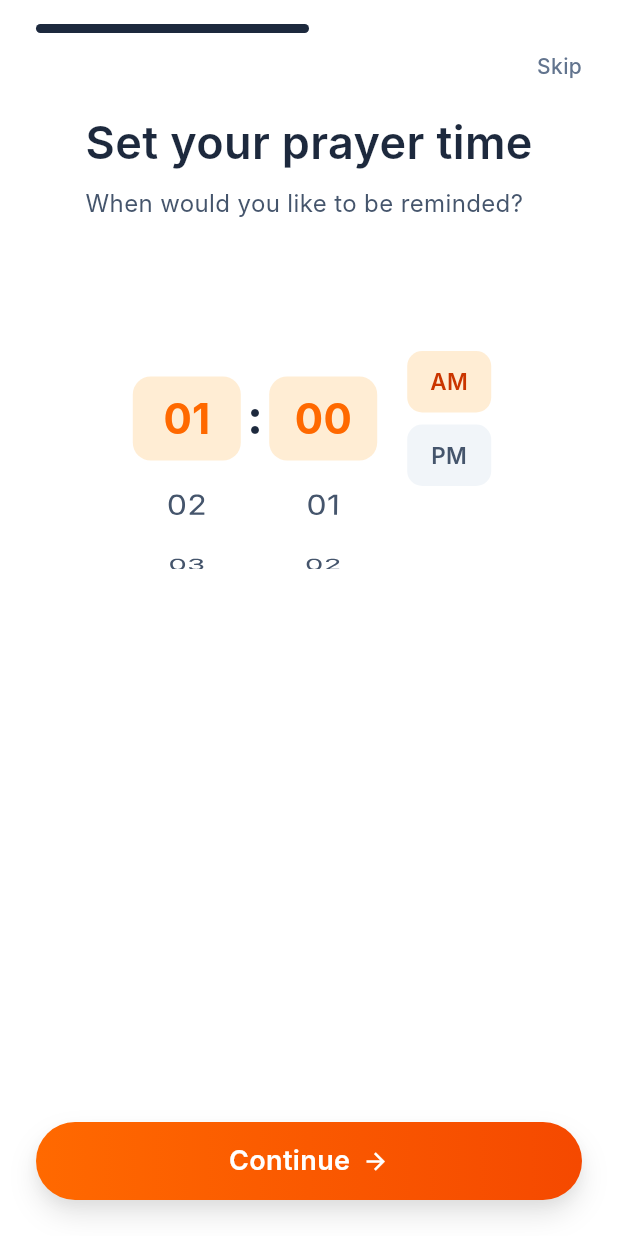
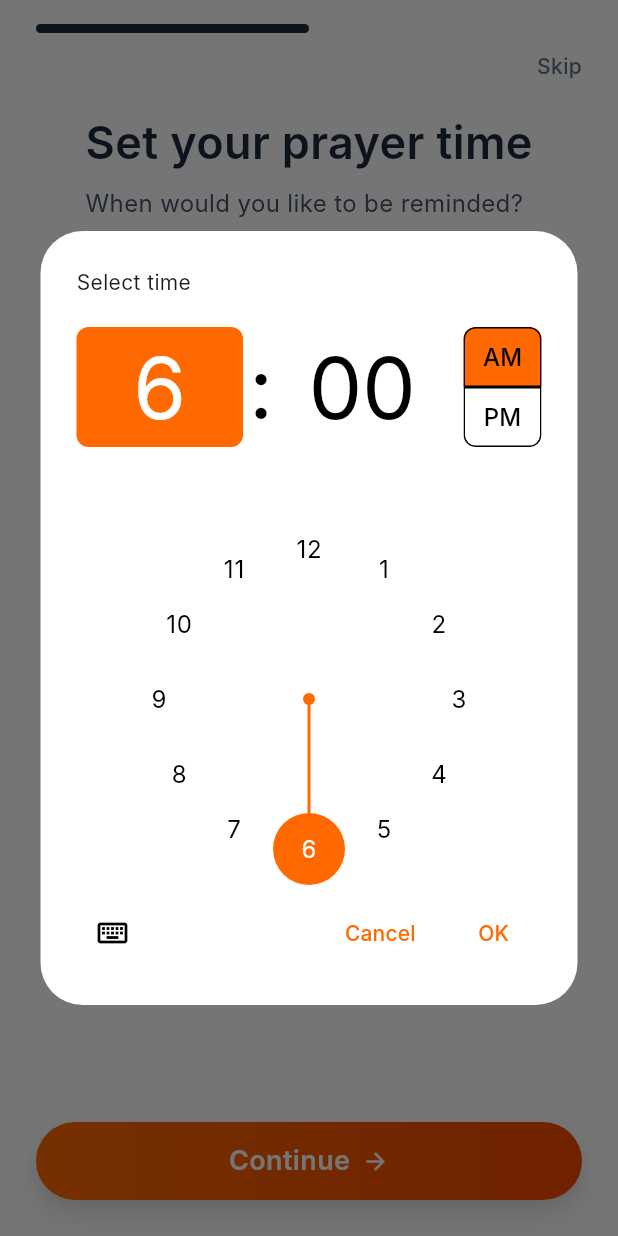
Before and after one commit to mantrastreak-app/MantraStreakApp, a Flutter app: the ReminderTimeScreen screen opened directly with empty values, after a tap on "AM", on a phone screen of 412 x 824 dp. Run offline on Flutter 3.47's test engine with Material 3 defaults, Android fonts, the phone set to English and light mode, and no system bars; our stand-ins replace app_links, just_audio, shared_preferences, supabase_flutter; missing offline and left inert: app_settings; accounts and stored records are empty; Roboto replaces fonts that are missing (Inter).

Commit message:
updated clock

```diff
--- a/lib/screens/reminder_time_screen.dart
+++ b/lib/screens/reminder_time_screen.dart
@@ -18,28 +18,43 @@ class ReminderTimeScreen extends StatefulWidget {
 }
 
 class _ReminderTimeScreenState extends State<ReminderTimeScreen> {
-  late final FixedExtentScrollController _hourController;
-  late final FixedExtentScrollController _minuteController;
-
-  int _hour = 6; // 1–12
-  int _minute = 0; // 0–59
-  bool _isAM = true;
-
-  static const double _itemExtent = 56.0;
-  static const double _pickerHeight = 200.0;
+  TimeOfDay _time = const TimeOfDay(hour: 6, minute: 0);
 
   @override
   void initState() {
     super.initState();
-    _hourController = FixedExtentScrollController(initialItem: _hour - 1);
-    _minuteController = FixedExtentScrollController(initialItem: _minute);
+    // Open the picker automatically once the screen is rendered
+    WidgetsBinding.instance.addPostFrameCallback((_) => _pickTime());
   }
 
-  @override
-  void dispose() {
-    _hourController.dispose();
-    _minuteController.dispose();
-    super.dispose();
+  Future<void> _pickTime() async {
+    final picked = await showTimePicker(
+      context: context,
+      initialTime: _time,
+      builder: (ctx, child) => Theme(
+        data: Theme.of(ctx).copyWith(
+          colorScheme: const ColorScheme.light(
+            primary: AppColors.primary,
+            primaryContainer: AppColors.primary,
+            onPrimaryContainer: Colors.white,
+            secondary: AppColors.primary,
+            secondaryContainer: AppColors.primarySurface,
+            onSecondaryContainer: AppColors.primary,
+          ),
+        ),
+        child: child!,
+      ),
+    );
+    if (picked != null) {
+      setState(() => _time = picked);
+    }
+  }
+
+  String get _timeLabel {
+    final h = _time.hourOfPeriod == 0 ? 12 : _time.hourOfPeriod;
+    final m = _time.minute.toString().padLeft(2, '0');
+    final period = _time.period == DayPeriod.am ? 'AM' : 'PM';
+    return '${h.toString().padLeft(2, '0')}:$m $period';
   }
 
   @override
@@ -67,8 +82,42 @@ class _ReminderTimeScreenState extends State<ReminderTimeScreen> {
                     ],
                   ),
                 ),
-                const SizedBox(height: 32),
-                _buildPicker(),
+                const Spacer(),
+                // Tappable time display
+                GestureDetector(
+                  onTap: _pickTime,
+                  child: Container(
+                    padding: const EdgeInsets.symmetric(
+                        horizontal: 32, vertical: 20),
+                    decoration: BoxDecoration(
+                      color: AppColors.primarySurface,
+                      borderRadius: BorderRadius.circular(20),
+                    ),
+                    child: Row(
+                      mainAxisSize: MainAxisSize.min,
+                      children: [
+                        Text(
+                          _timeLabel,
+                          style: const TextStyle(
+                            fontFamily: 'Inter',
+                            fontSize: 48,
+                            fontWeight: FontWeight.w700,
+                            color: AppColors.primary,
+                          ),
+                        ),
+                        const SizedBox(width: 12),
+                        const Icon(Icons.access_time_rounded,
+                            color: AppColors.primary, size: 28),
+                      ],
+                    ),
+                  ),
+                ),
+                const SizedBox(height: 12),
+                Text(
+                  'Tap to change time',
+                  style: AppTextStyles.labelSmall
+                      .copyWith(color: AppColors.textSubtle),
+                ),
                 const Spacer(),
                 Padding(
                   padding: const EdgeInsets.fromLTRB(24, 0, 24, 24),
@@ -125,171 +174,4 @@ class _ReminderTimeScreenState extends State<ReminderTimeScreen> {
       ),
     );
   }
-
-  Widget _buildPicker() {
-    return SizedBox(
-      height: _pickerHeight,
-      child: Row(
-        mainAxisAlignment: MainAxisAlignment.center,
-        children: [
-          _buildHourWheel(),
-          _buildSeparator(),
-          _buildMinuteWheel(),
-          const SizedBox(width: 16),
-          _buildAmPmToggle(),
-        ],
-      ),
-    );
-  }
-
-  Widget _buildHourWheel() {
-    return SizedBox(
-      width: 80,
-      child: Stack(
-        alignment: Alignment.center,
-        children: [
-          _buildSelectionRect(),
-          ListWheelScrollView.useDelegate(
-            controller: _hourController,
-            itemExtent: _itemExtent,
-            perspective: 0.003,
-            diameterRatio: 1.6,
-            physics: const FixedExtentScrollPhysics(),
-            onSelectedItemChanged: (index) =>
-                setState(() => _hour = index + 1),
-            childDelegate: ListWheelChildBuilderDelegate(
-              childCount: 12,
-              builder: (context, index) =>
-                  _buildItem((index + 1).toString().padLeft(2, '0'),
-                      index == _hour - 1),
-            ),
-          ),
-        ],
-      ),
-    );
-  }
-
-  Widget _buildMinuteWheel() {
-    return SizedBox(
-      width: 80,
-      child: Stack(
-        alignment: Alignment.center,
-        children: [
-          _buildSelectionRect(),
-          ListWheelScrollView.useDelegate(
-            controller: _minuteController,
-            itemExtent: _itemExtent,
-            perspective: 0.003,
-            diameterRatio: 1.6,
-            physics: const FixedExtentScrollPhysics(),
-            onSelectedItemChanged: (index) =>
-                setState(() => _minute = index),
-            childDelegate: ListWheelChildBuilderDelegate(
-              childCount: 60,
-              builder: (context, index) =>
-                  _buildItem(index.toString().padLeft(2, '0'),
-                      index == _minute),
-            ),
-          ),
-        ],
-      ),
-    );
-  }
-
-  Widget _buildSelectionRect() {
-    return Positioned(
-      top: (_pickerHeight - _itemExtent) / 2,
-      left: 4,
-      right: 4,
-      child: Container(
-        height: _itemExtent,
-        decoration: BoxDecoration(
-          color: AppColors.primarySurface,
-          borderRadius: BorderRadius.circular(12),
-        ),
-      ),
-    );
-  }
-
-  Widget _buildItem(String label, bool selected) {
-    return Center(
-      child: Text(
-        label,
-        style: TextStyle(
-          fontFamily: 'Inter',
-          fontSize: selected ? 28 : 22,
-          fontWeight: selected ? FontWeight.w700 : FontWeight.w400,
-          color: selected ? AppColors.primary : AppColors.textSubtle,
-        ),
-      ),
-    );
-  }
-
-  Widget _buildSeparator() {
-    return Padding(
-      padding: const EdgeInsets.only(bottom: 4),
-      child: Text(
-        ':',
-        style: TextStyle(
-          fontFamily: 'Inter',
-          fontSize: 32,
-          fontWeight: FontWeight.w700,
-          color: AppColors.textDark,
-        ),
-      ),
-    );
-  }
-
-  Widget _buildAmPmToggle() {
-    return Column(
-      mainAxisAlignment: MainAxisAlignment.center,
-      children: [
-        _AmPmButton(
-            label: 'AM',
-            isSelected: _isAM,
-            onTap: () => setState(() => _isAM = true)),
-        const SizedBox(height: 8),
-        _AmPmButton(
-            label: 'PM',
-            isSelected: !_isAM,
-            onTap: () => setState(() => _isAM = false)),
-      ],
-    );
-  }
 }
-
-class _AmPmButton extends StatelessWidget {
-  final String label;
-  final bool isSelected;
-  final VoidCallback onTap;
-
-  const _AmPmButton(
-      {required this.label, required this.isSelected, required this.onTap});
-
-  @override
-  Widget build(BuildContext context) {
-    return GestureDetector(
-      onTap: onTap,
-      child: Container(
-        width: 56,
-        padding: const EdgeInsets.symmetric(vertical: 10),
-        decoration: BoxDecoration(
-          color: isSelected ? AppColors.primarySurface : AppColors.surface,
-          borderRadius: BorderRadius.circular(10),
-        ),
-        child: Text(
-          label,
-          textAlign: TextAlign.center,
-          style: TextStyle(
-            fontFamily: 'Inter',
-            fontSize: 15,
-            fontWeight: FontWeight.w600,
-            color: isSelected
-                ? const Color(0xFFCA3500)
-                : AppColors.textSubtle,
-          ),
-        ),
-      ),
-    );
-  }
-}
```
Also changed, not shown: 1 other file.
